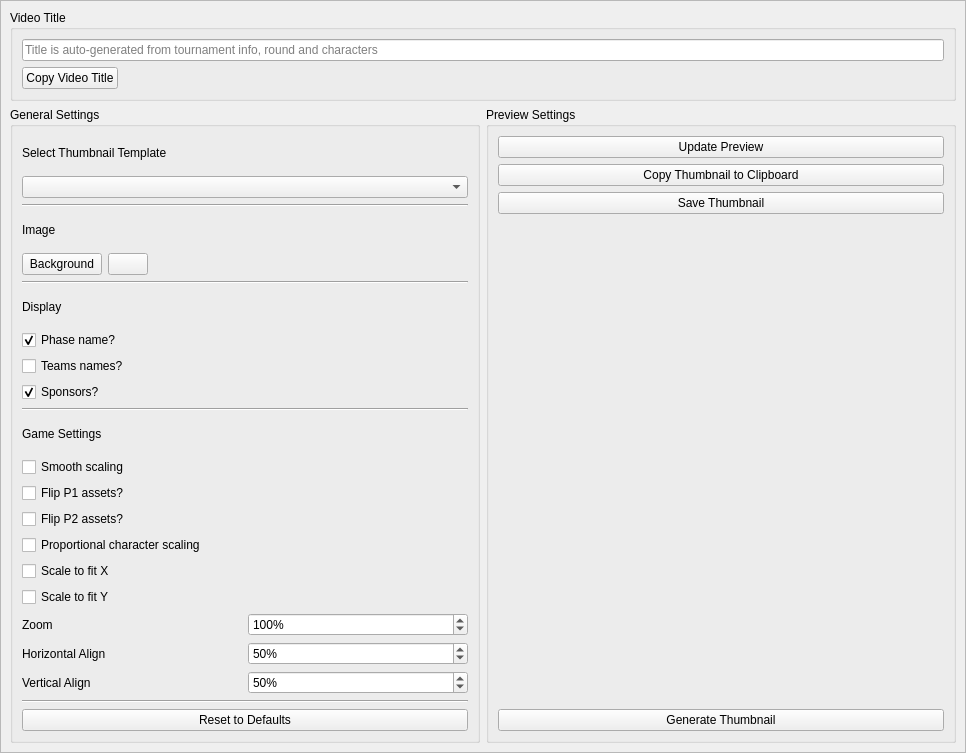
First picture: the form in src/layout/AutonaThumbnailSettings.ui, repository yuya-tagu/Autona, before the edit.
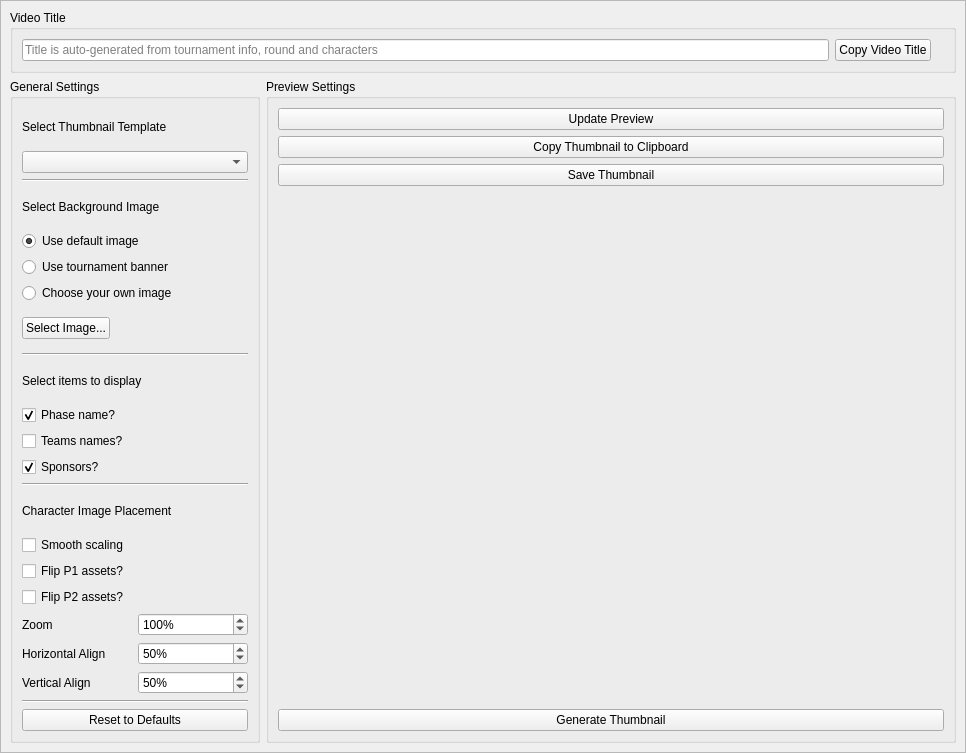
Second picture: the form after the edit.

Commit message:
feat(thumbnail): サムネイル設定の背景選択を3択化・UI整理
- 背景画像を「デフォルト/大会バナー/自分で選ぶ」の3択セレクタに刷新
  - background_source を新設し background_path をカスタム画像専用に純化
  - 実効背景は描画時に resolve_background_path() で動的解決（バナーはDL後も追従）
  - Event タブのバナー機能を background_path から分離し混線を解消
  - リザルト画像はサムネ背景を resolve_background_path() 経由で継承
  - 旧 background_path からの移行処理を追加
- ラベル変更: 「表示」→「表示する項目を選択する」/「ゲームの設定」→「キャラクター画像配置設定」
- 未使用のプロポーショナル/Scale to fit X・Y チェックボックスを削除
- 動画タイトル欄をテキストボックス＋コピーボタンの1行表示に集約
- 設定列の横幅を250px固定
- i18n（.ts/.qm）同期・Design.md 更新

```diff
--- a/src/layout/AutonaThumbnailSettings.ui
+++ b/src/layout/AutonaThumbnailSettings.ui
@@ -42,15 +42,15 @@
           <string>Video Title</string>
          </property>
          <layout class="QVBoxLayout" name="verticalLayoutVideoTitle">
-          <item>
-           <widget class="QLineEdit" name="videoTitleEdit">
-            <property name="placeholderText">
-             <string>Title is auto-generated from tournament info, round and characters</string>
-            </property>
-           </widget>
-          </item>
           <item>
            <layout class="QHBoxLayout" name="horizontalLayoutVideoTitleActions">
+            <item>
+             <widget class="QLineEdit" name="videoTitleEdit">
+              <property name="placeholderText">
+               <string>Title is auto-generated from tournament info, round and characters</string>
+              </property>
+             </widget>
+            </item>
             <item>
              <widget class="QPushButton" name="btCopyVideoTitle">
               <property name="sizePolicy">
@@ -71,19 +71,6 @@
               </property>
              </widget>
             </item>
-            <item>
-             <spacer name="videoTitleActionSpacer">
-              <property name="orientation">
-               <enum>Qt::Horizontal</enum>
-              </property>
-              <property name="sizeHint" stdset="0">
-               <size>
-                <width>40</width>
-                <height>20</height>
-               </size>
-              </property>
-             </spacer>
-            </item>
            </layout>
           </item>
          </layout>
@@ -94,11 +81,23 @@
          <item>
           <widget class="QGroupBox" name="groupBoxGeneralSettings">
            <property name="sizePolicy">
-            <sizepolicy hsizetype="Minimum" vsizetype="Preferred">
+            <sizepolicy hsizetype="Fixed" vsizetype="Preferred">
              <horstretch>0</horstretch>
              <verstretch>0</verstretch>
             </sizepolicy>
            </property>
+           <property name="minimumSize">
+            <size>
+             <width>250</width>
+             <height>0</height>
+            </size>
+           </property>
+           <property name="maximumSize">
+            <size>
+             <width>250</width>
+             <height>16777215</height>
+            </size>
+           </property>
            <property name="title">
             <string>General Settings</string>
            </property>
@@ -123,33 +122,51 @@
             <item>
              <widget class="QLabel" name="label_11">
               <property name="text">
-               <string>Image</string>
+               <string>Select Background Image</string>
+              </property>
+             </widget>
+            </item>
+            <item>
+             <widget class="QRadioButton" name="bgSourceDefault">
+              <property name="text">
+               <string>Use default image</string>
+              </property>
+              <property name="checked">
+               <bool>true</bool>
+              </property>
+             </widget>
+            </item>
+            <item>
+             <widget class="QRadioButton" name="bgSourceBanner">
+              <property name="text">
+               <string>Use tournament banner</string>
+              </property>
+             </widget>
+            </item>
+            <item>
+             <widget class="QRadioButton" name="bgSourceCustom">
+              <property name="text">
+               <string>Choose your own image</string>
               </property>
              </widget>
             </item>
             <item>
              <layout class="QHBoxLayout" name="horizontalLayout_14">
               <item>
-               <widget class="QPushButton" name="customBackground">
-                <property name="text">
-                 <string>Background</string>
-                </property>
-               </widget>
-              </item>
-              <item>
-               <widget class="QPushButton" name="customBackgroundReset">
+               <widget class="QPushButton" name="btSelectCustomBg">
                 <property name="sizePolicy">
-                 <sizepolicy hsizetype="Fixed" vsizetype="Fixed">
+                 <sizepolicy hsizetype="Maximum" vsizetype="Fixed">
                   <horstretch>0</horstretch>
                   <verstretch>0</verstretch>
                  </sizepolicy>
                 </property>
-                <property name="minimumSize">
-                 <size>
-                  <width>22</width>
-                  <height>22</height>
-                 </size>
+                <property name="text">
+                 <string>Select Image...</string>
                 </property>
+               </widget>
+              </item>
+              <item>
+               <widget class="QLabel" name="customBgName">
                 <property name="text">
                  <string/>
                 </property>
@@ -180,7 +197,7 @@
             <item>
              <widget class="QLabel" name="label_13">
               <property name="text">
-               <string>Display</string>
+               <string>Select items to display</string>
               </property>
              </widget>
             </item>
@@ -224,7 +241,7 @@
             <item>
              <widget class="QLabel" name="label_19">
               <property name="text">
-               <string>Game Settings</string>
+               <string>Character Image Placement</string>
               </property>
              </widget>
             </item>
@@ -255,27 +272,6 @@
               </property>
              </widget>
             </item>
-            <item>
-             <widget class="QCheckBox" name="proportionalScaling">
-              <property name="text">
-               <string>Proportional character scaling</string>
-              </property>
-             </widget>
-            </item>
-            <item>
-             <widget class="QCheckBox" name="scaleToFillX">
-              <property name="text">
-               <string>Scale to fit X</string>
-              </property>
-             </widget>
-            </item>
-            <item>
-             <widget class="QCheckBox" name="scaleToFillY">
-              <property name="text">
-               <string>Scale to fit Y</string>
-              </property>
-             </widget>
-            </item>
             <item>
              <layout class="QGridLayout" name="gridLayoutTransform">
               <item row="0" column="0">
```
The commit also changes 9 other files.
